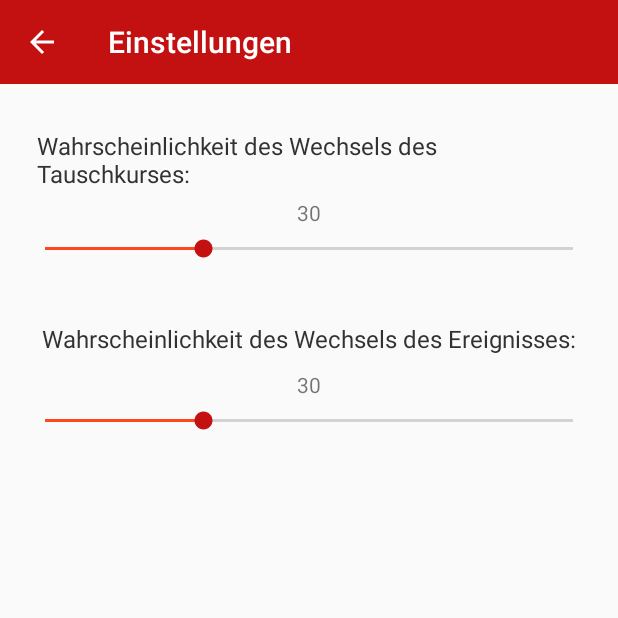
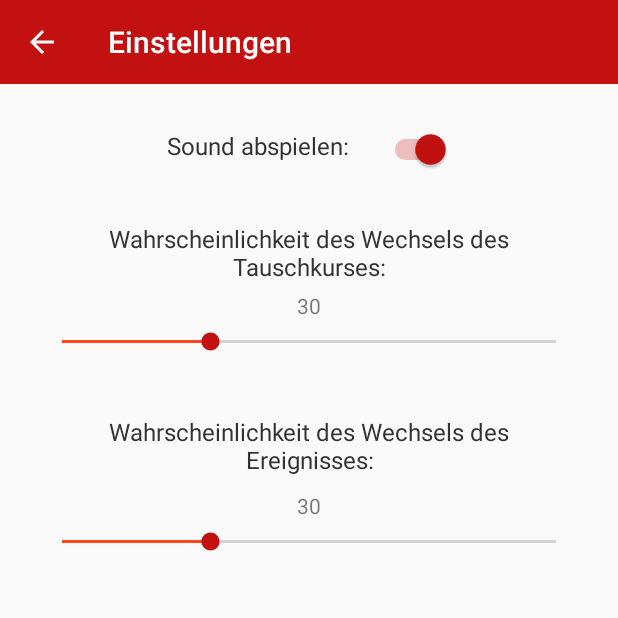
Before and after one commit to laibold/LosSiedlos, an Android app: the screen it shows after launch (SettingsActivity), after a tap on an icon or button, on a phone screen of 412 x 824 dp, the top half of it. Run offline under Robolectric (Android 15) with nearby library versions, the phone set to English and light mode, and no system bars; our stand-ins replace Room's generated code; 3 other taps on this screen came first.

Commit message:
Set playSound in settings

```diff
--- a/app/build.gradle
+++ b/app/build.gradle
@@ -9,7 +9,7 @@ android {
         minSdkVersion 26
         targetSdkVersion 29
         versionCode 1
-        versionName "1.0"
+        versionName "1.1"
 
         testInstrumentationRunner "androidx.test.runner.AndroidJUnitRunner"
     }
--- a/app/src/main/java/com/laibold/lossiedlos/controller/event/EventGenerator.java
+++ b/app/src/main/java/com/laibold/lossiedlos/controller/event/EventGenerator.java
@@ -8,7 +8,6 @@ import com.laibold.lossiedlos.model.event.card.CardEvent;
 import com.laibold.lossiedlos.model.event.card.CardEventType;
 import com.laibold.lossiedlos.model.event.custom.CustomEvent;
 import com.laibold.lossiedlos.model.event.custom.CustomEventType;
-import com.laibold.lossiedlos.persistence.AppRoomDatabase;
 
 import java.util.Random;
 
@@ -19,27 +18,34 @@ public class EventGenerator {
 
     private Random random;
     private Event currEvent;
-    private AppRoomDatabase database;
 
     private int cardQuantity;
     private int cardEventQuantity;
     private int customEventQuantity;
+    private int chanceOfEventChange;
     private Activity activity;
 
     /**
      * New EventGenerator
      * @param activity Belonging Activity
+     * @param chanceOfEventChange chance that Event changes (0-100)
      */
-    public EventGenerator(Activity activity){
+    public EventGenerator(Activity activity, int chanceOfEventChange){
         this.random = new Random();
         this.cardQuantity = ResourceCard.values().length -1; // -1 because question mark not included
         this.cardEventQuantity = CardEventType.values().length;
         this.customEventQuantity = CustomEventType.values().length;
         this.activity = activity;
-
-        this.database = AppRoomDatabase.getInstance(activity.getApplicationContext());
+        this.chanceOfEventChange = chanceOfEventChange;
 
         generateEvent();
+    }
+
+    /**
+     * @param chanceOfEventChange chance that Event changes (0-100)
+     */
+    public void setChanceOfEventChange(int chanceOfEventChange) {
+        this.chanceOfEventChange = chanceOfEventChange;
     }
 
     /**
@@ -89,7 +95,7 @@ public class EventGenerator {
      */
     public boolean changeEvent(){
         int i = random.nextInt(99);
-        return (i < database.configDao().getChanceOfEventChange() - 1);
+        return (i < chanceOfEventChange - 1);
     }
 
     /**
--- a/app/src/main/java/com/laibold/lossiedlos/controller/trading/TradingGenerator.java
+++ b/app/src/main/java/com/laibold/lossiedlos/controller/trading/TradingGenerator.java
@@ -1,11 +1,6 @@
 package com.laibold.lossiedlos.controller.trading;
 
-import android.app.Activity;
-
-import com.laibold.lossiedlos.model.Config;
 import com.laibold.lossiedlos.model.ResourceCard;
-import com.laibold.lossiedlos.persistence.AppRoomDatabase;
-
 import java.util.Random;
 
 /**
@@ -14,26 +9,32 @@ import java.util.Random;
 public class TradingGenerator {
 
     private Random random;
-    private AppRoomDatabase database;
 
     private ResourceCard giveCard;
     private ResourceCard getCard;
     private int giveRate;
     private int cardQuantity;
+    private int chanceOfTradingChange;
 
     /**
      * New TradingGenerator
-     * @param activity belonging Actitivy
+     * @param chanceOfTradingChange chance that trading changes (0-100)
      */
-    public TradingGenerator(Activity activity){
+    public TradingGenerator(int chanceOfTradingChange){
         this.random = new Random();
         this.cardQuantity = ResourceCard.values().length;
-
-        this.database = AppRoomDatabase.getInstance(activity.getApplicationContext());
 
         this.giveCard = generateGiveCard();
         this.getCard = generateGetCard();
         this.giveRate = generateGiveRate();
+        this.chanceOfTradingChange = chanceOfTradingChange;
+    }
+
+    /**
+     * @param chanceOfTradingChange chance that trading changes (0-100)
+     */
+    public void setChanceOfTradingChange(int chanceOfTradingChange) {
+        this.chanceOfTradingChange = chanceOfTradingChange;
     }
 
     /**
@@ -117,6 +118,6 @@ public class TradingGenerator {
      */
     public boolean changeTrading(){
         int i = random.nextInt(99);
-        return (i < database.configDao().getChanceOfTradingChange() - 1);
+        return (i < chanceOfTradingChange - 1);
     }
 }
--- a/app/src/main/java/com/laibold/lossiedlos/model/Config.java
+++ b/app/src/main/java/com/laibold/lossiedlos/model/Config.java
@@ -20,7 +20,12 @@ public class Config {
     @ColumnInfo
     private int chanceOfEventChange;
 
-    public Config () {}
+    @ColumnInfo
+    private boolean playSound;
+
+    public Config () {
+        this.playSound = true;
+    }
 
     /**
      * @return Database id
@@ -68,4 +73,18 @@ public class Config {
     public void setChanceOfEventChange(int chanceOfEventChange) {
         this.chanceOfEventChange = chanceOfEventChange;
     }
+
+    /**
+     * @return if sound is played
+     */
+    public boolean isPlaySound() {
+        return playSound;
+    }
+
+    /**
+     * @param playSound if sound should be played
+     */
+    public void setPlaySound(boolean playSound) {
+        this.playSound = playSound;
+    }
 }
--- a/app/src/main/java/com/laibold/lossiedlos/persistence/AppRoomDatabase.java
+++ b/app/src/main/java/com/laibold/lossiedlos/persistence/AppRoomDatabase.java
@@ -9,7 +9,7 @@ import com.laibold.lossiedlos.R;
 
 import com.laibold.lossiedlos.model.Config;
 
-@Database(entities = {Config.class, }, version = 1, exportSchema = false)
+@Database(entities = {Config.class, }, version = 2, exportSchema = false)
 public abstract class AppRoomDatabase extends RoomDatabase {
 
     private static String DB_NAME;
--- a/app/src/main/java/com/laibold/lossiedlos/persistence/ConfigDao.java
+++ b/app/src/main/java/com/laibold/lossiedlos/persistence/ConfigDao.java
@@ -25,4 +25,10 @@ public interface ConfigDao {
 
     @Query("UPDATE Config set chanceOfTradingChange = :chanceOfTradingChange where id = 0")
     int setChanceOfTradingChange(int chanceOfTradingChange);
+
+    @Query("SELECT playSound FROM Config where id = 0")
+    boolean getPlaySound();
+
+    @Query("UPDATE Config set playSound = :playSound where id = 0")
+    void setPlaySound(boolean playSound);
 }
--- a/app/src/main/java/com/laibold/lossiedlos/ui/MainActivity.java
+++ b/app/src/main/java/com/laibold/lossiedlos/ui/MainActivity.java
@@ -44,9 +44,10 @@ public class MainActivity extends AppCompatActivity {
     private boolean timerRunning;
     private long millisLeft;
 
-    MediaPlayer nextPlayerSound;
-    MediaPlayer changeSound;
-    MediaPlayer clickSound;
+    private boolean playSound;
+    private MediaPlayer nextPlayerSound;
+    private MediaPlayer changeSound;
+    private MediaPlayer clickSound;
 
     private TradingGenerator tradingGenerator;
     private EventGenerator eventGenerator;
@@ -86,6 +87,17 @@ public class MainActivity extends AppCompatActivity {
     }
 
     /**
+     * Set attributes from config database to prevent frequent queries
+     */
+    @Override
+    protected void onResume() {
+        super.onResume();
+        this.playSound = database.configDao().getPlaySound();
+        tradingGenerator.setChanceOfTradingChange(database.configDao().getChanceOfTradingChange());
+        eventGenerator.setChanceOfEventChange(database.configDao().getChanceOfEventChange());
+    }
+
+    /**
      * Creates config object and stores it in RoomDatabase
      */
     private void createConfig() {
@@ -113,7 +125,7 @@ public class MainActivity extends AppCompatActivity {
      * Find views by id and set attributes
      */
     private void configTradingView(){
-        this.tradingGenerator = new TradingGenerator(this);
+        this.tradingGenerator = new TradingGenerator(database.configDao().getChanceOfTradingChange());
         this.tradingGiveImgView = findViewById(R.id.trading_give_imageview);
         this.tradingGetImgView = findViewById(R.id.trading_get_imageview);
         this.tradingGiveTextView = findViewById(R.id.traging_give_textview);
@@ -140,7 +152,7 @@ public class MainActivity extends AppCompatActivity {
      * Find views by id and set attributes
      */
     private void configEventView(){
-        this.eventGenerator = new EventGenerator(this);
+        this.eventGenerator = new EventGenerator(this, database.configDao().getChanceOfEventChange());
         this.eventImgView = findViewById(R.id.event_imageview);
         this.eventOverlayCardView = findViewById(R.id.event_overlay_cardview);
         this.eventSymbolTextView = findViewById(R.id.event_symbol_textview);
@@ -185,10 +197,12 @@ public class MainActivity extends AppCompatActivity {
         boolean changedTradingView = refreshTradingView(false);
         boolean changedEventView = refreshEventView(false);
 
-        if (changedTradingView || changedEventView){
-            changeSound.start();
-        } else{
-            clickSound.start();
+        if (playSound){
+            if (changedTradingView || changedEventView){
+                changeSound.start();
+            } else{
+                clickSound.start();
+            }
         }
     }
 
@@ -236,7 +250,9 @@ public class MainActivity extends AppCompatActivity {
 
             @Override
             public void onFinish() {
-                nextPlayerSound.start();
+                if(playSound){
+                    nextPlayerSound.start();
+                }
                 nextPlayer();
             }
         }.start();
--- a/app/src/main/java/com/laibold/lossiedlos/ui/SettingsActivity.java
+++ b/app/src/main/java/com/laibold/lossiedlos/ui/SettingsActivity.java
@@ -1,7 +1,9 @@
 package com.laibold.lossiedlos.ui;
 
 import android.os.Bundle;
+import android.widget.CompoundButton;
 import android.widget.SeekBar;
+import android.widget.Switch;
 import android.widget.TextView;
 
 import androidx.appcompat.app.AppCompatActivity;
@@ -15,11 +17,14 @@ import com.laibold.lossiedlos.persistence.AppRoomDatabase;
  */
 public class SettingsActivity extends AppCompatActivity {
 
+    private Switch soundSwitch;
+
     private TextView tradingValueText;
     private SeekBar tradingSeekBar;
 
     private TextView eventValueText;
     private SeekBar eventSeekBar;
+
 
     private AppRoomDatabase database;
 
@@ -30,6 +35,7 @@ public class SettingsActivity extends AppCompatActivity {
 
         database = AppRoomDatabase.getInstance(getApplicationContext());
 
+        configSoundSwitch();
         configToolbar();
         configTradingSeekBar();
         configEventSeekBar();
@@ -101,6 +107,17 @@ public class SettingsActivity extends AppCompatActivity {
         });
     }
 
+    private void configSoundSwitch(){
+        this.soundSwitch = findViewById(R.id.settings_sound_switch);
+        soundSwitch.setChecked(database.configDao().getPlaySound());
+        soundSwitch.setOnCheckedChangeListener(new CompoundButton.OnCheckedChangeListener() {
+            @Override
+            public void onCheckedChanged(CompoundButton compoundButton, boolean b) {
+                database.configDao().setPlaySound(b);
+            }
+        });
+    }
+
     @Override
     public void onBackPressed() {
         super.onBackPressed();
--- a/app/src/main/res/layout/activity_settings.xml
+++ b/app/src/main/res/layout/activity_settings.xml
@@ -14,18 +14,46 @@
         android:layout_marginBottom="30dp">
     </androidx.appcompat.widget.Toolbar>
 
+    <RelativeLayout
+        android:id="@+id/settings_sound_layout"
+        android:layout_width="wrap_content"
+        android:layout_height="wrap_content"
+        android:layout_below="@id/settings_toolbar"
+        android:layout_centerHorizontal="true">
+
+        <TextView
+            android:id="@+id/settings_sound_text"
+            android:layout_width="wrap_content"
+            android:layout_height="wrap_content"
+            android:text="@string/play_sound"
+            android:textSize="16dp"
+            android:layout_marginRight="20dp"
+            android:textColor="@android:color/secondary_text_light"
+            android:layout_marginBottom="40dp"/>
+
+        <Switch
+            android:id="@+id/settings_sound_switch"
+            android:layout_width="wrap_content"
+            android:layout_height="wrap_content"
+            android:layout_toRightOf="@id/settings_sound_text"
+            android:theme="@style/ColorSwitch"
+            />
+
+    </RelativeLayout>
+
     <TextView
         android:id="@+id/settings_trading_headline"
         android:layout_width="wrap_content"
         android:layout_height="wrap_content"
         android:text="@string/settings_trading_headline"
         android:textSize="16dp"
-        android:layout_marginLeft="30dp"
         android:layout_marginEnd="20dp"
-        android:layout_below="@id/settings_toolbar"
+        android:layout_below="@+id/settings_sound_layout"
         android:textColor="@android:color/secondary_text_light"
         android:layout_centerHorizontal="true"
-        android:layout_marginBottom="5dp"/>
+        android:gravity="center_horizontal"
+        android:layout_marginBottom="5dp"
+        android:paddingHorizontal="25dp"/>
 
     <TextView
         android:id="@+id/settings_trading_valuetext"
@@ -41,7 +69,7 @@
         android:layout_width="match_parent"
         android:layout_height="wrap_content"
         android:layout_below="@id/settings_trading_valuetext"
-        android:paddingHorizontal="30dp"
+        android:layout_marginHorizontal="25dp"
         android:layout_marginBottom="40dp"
         android:max="100"
         android:progressTint="@color/colorPrimaryDark"
@@ -54,12 +82,13 @@
         android:layout_height="wrap_content"
         android:text="@string/settings_event_headline"
         android:textSize="16dp"
-        android:layout_marginLeft="30dp"
         android:layout_marginEnd="20dp"
         android:layout_below="@id/settings_trading_seekbar"
         android:textColor="@android:color/secondary_text_light"
         android:layout_centerHorizontal="true"
-        android:layout_marginBottom="10dp"/>
+        android:gravity="center_horizontal"
+        android:layout_marginBottom="10dp"
+        android:paddingHorizontal="25dp"/>
 
     <TextView
         android:id="@+id/settings_event_valuetext"
@@ -75,7 +104,7 @@
         android:layout_width="match_parent"
         android:layout_height="wrap_content"
         android:layout_below="@id/settings_event_valuetext"
-        android:paddingHorizontal="30dp"
+        android:layout_marginHorizontal="25dp"
         android:max="100"
         android:progressTint="@color/colorPrimaryDark"
         android:thumbTint="@color/colorPrimary"
--- a/app/src/main/res/values/strings.xml
+++ b/app/src/main/res/values/strings.xml
@@ -25,5 +25,6 @@
     <string name="settings_headline">Einstellungen</string>
     <string name="settings_trading_headline">Wahrscheinlichkeit des Wechsels des Tauschkurses:</string>
     <string name="settings_event_headline">Wahrscheinlichkeit des Wechsels des Ereignisses:</string>
+    <string name="play_sound">Sound abspielen:</string>
 
 </resources>
--- a/app/src/main/res/values/styles.xml
+++ b/app/src/main/res/values/styles.xml
@@ -36,4 +36,15 @@ s
         <item name="windowNoTitle">true</item>
     </style>
 
+    <style name="ColorSwitch" parent="Theme.AppCompat.Light">
+        <!-- active thumb & track color (30% transparency) -->
+        <item name="colorControlActivated">@color/colorPrimary</item>
+
+        <!-- inactive thumb color -->
+        <item name="colorSwitchThumbNormal">#FF6B6B</item>
+
+        <!-- inactive track color (30% transparency) -->
+        <item name="android:colorForeground">#42000000</item>
+    </style>
+
 </resources>
```
Also changed, not shown: app/src/main/AndroidManifest.xml (+4 -4 lines).
